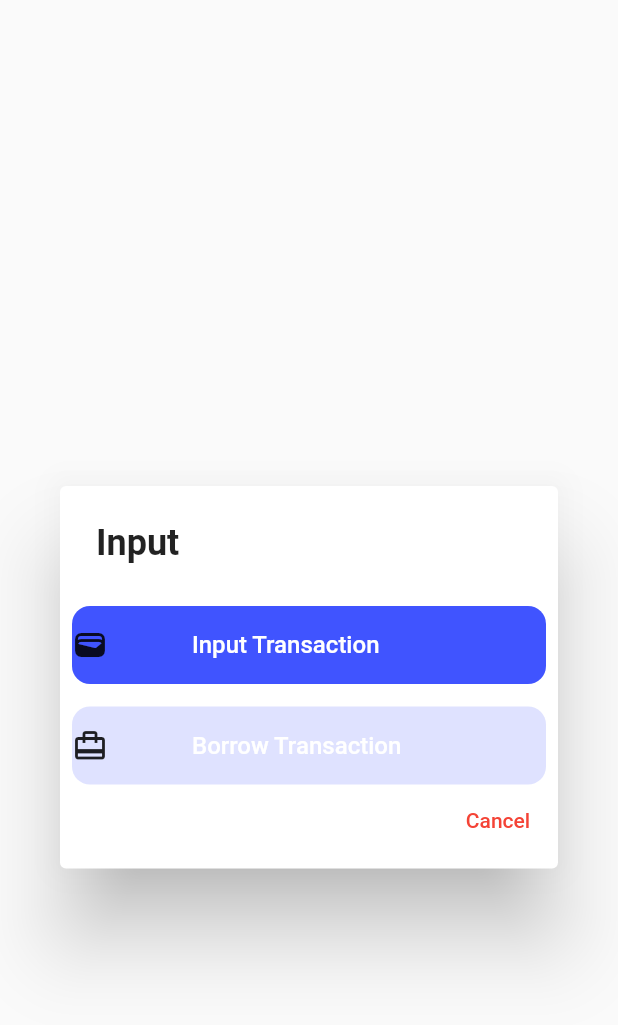
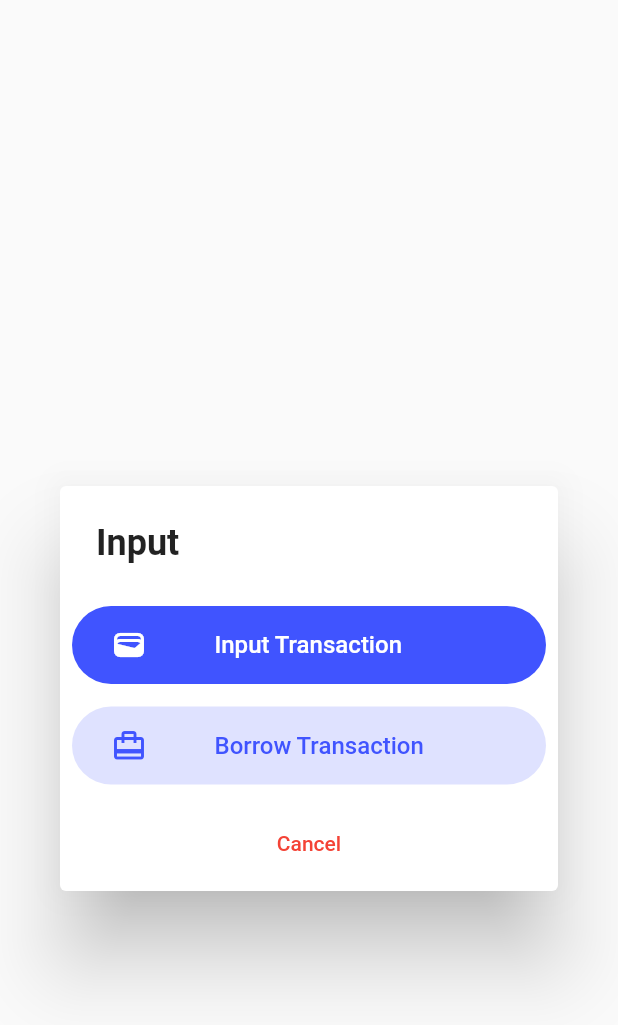
Before and after one commit to PPL-Waffar/iSaveit-flutter, a Flutter app: the Transaction screen opened directly with empty values, on a phone screen of 412 x 824 dp. Shown: the top 1025 px of the screen. Run offline on Flutter 3.47's test engine with Material 2 defaults, Android fonts, the phone set to English and light mode, and no system bars; our stand-ins replace carousel_slider, pie_chart, shared_preferences; accounts and stored records are empty; network calls fail.

Commit message:
[GREEN] Fix the transaction design

```diff
--- a/lib/page/pocket/pocket_details.dart
+++ b/lib/page/pocket/pocket_details.dart
@@ -1,4 +1,4 @@
-// ignore_for_file: prefer_const_constructors, unnecessary_new
+// ignore_for_file: prefer_const_constructors, unnecessary_new, unused_field, prefer_is_empty
 
 import 'package:flutter/material.dart';
 import 'package:isaveit/page/navbar.dart';
@@ -6,9 +6,7 @@ import 'package:isaveit/page/pocket/edit_pocket.dart';
 import 'package:isaveit/models/user.dart';
 import 'dart:convert';
 import 'package:http/http.dart' as http;
-import 'dart:convert';
 import 'dart:async';
-import '../../models/user.dart';
 
 Future<Map<String, dynamic>> fetchGroups(User user, String pocketname) async {
   String url =
@@ -65,6 +63,7 @@ class PocketPage extends State<Pocket> {
   Map<String, dynamic> response = {};
   late Timer _timer;
 
+  @override
   void initState() {
     super.initState();
 
@@ -243,8 +242,7 @@ class PocketPage extends State<Pocket> {
             FutureBuilder(
                 future: _intializeData(),
                 builder: (context, snapshot) {
-                  return Container(
-                      child: Column(children: [
+                  return Column(children: [
                     if (allpocket.length == 0)
                       SizedBox(
                         child: Image.asset('assets/images/empty_wallet.png',
@@ -320,7 +318,7 @@ class PocketPage extends State<Pocket> {
                             ]),
                           ),
                         ),
-                  ]));
+                  ]);
                 }),
 
             // SizedBox(
--- a/lib/page/transactions/transaction.dart
+++ b/lib/page/transactions/transaction.dart
@@ -1,3 +1,5 @@
+// ignore_for_file: prefer_const_constructors, prefer_const_literals_to_create_immutables
+
 import 'package:flutter/material.dart';
 import 'package:isaveit/page/transactions/transaction_form.dart';
 import 'package:isaveit/models/user.dart';
@@ -5,7 +7,7 @@ import 'package:isaveit/models/user.dart';
 // ignore: must_be_immutable
 class Transaction extends StatefulWidget {
   User user;
-  Transaction(this.user,{super.key});
+  Transaction(this.user, {super.key});
 
   @override
   TransactionPage createState() => TransactionPage();
@@ -15,64 +17,105 @@ class TransactionPage extends State<Transaction> {
   @override
   Widget build(BuildContext context) {
     return Scaffold(
-      body :Column(
+      body: Column(
         mainAxisAlignment: MainAxisAlignment.start,
-     children : <Widget>[
+        children: <Widget>[
           const SizedBox(
             height: 300,
           ),
           AlertDialog(
-      title: const Text('Input', style: TextStyle(fontSize: 24, fontWeight: FontWeight.w700),),
+            title: const Text(
+              'Input',
+              style: TextStyle(fontSize: 24, fontWeight: FontWeight.w700),
+            ),
             actions: <Widget>[
-        Container(
+              Center(
+                child: Column(
+                  children: [
+                    SizedBox(
                         height: 52,
                         width: 384,
-          decoration:BoxDecoration(borderRadius: BorderRadius.circular(12), color: const Color(0xff4054FF),),
-          child: Row(
-            children: [
-              const Icon(Icons.wallet_outlined, size: 24,),
-              const SizedBox(width: 40,),
-              ElevatedButton(
+                        child: ElevatedButton(
                           style: ElevatedButton.styleFrom(
-                  backgroundColor: const Color(0xff4054FF),
                               elevation: 0,
-                ),
-              onPressed: () { Navigator.push(
+                              minimumSize: const Size.fromHeight(48),
+                              backgroundColor: Color(0xff4054FF),
+                              shape: RoundedRectangleBorder(
+                                borderRadius: BorderRadius.circular(48),
+                              )),
+                          onPressed: () {
+                            Navigator.push(
                                 context,
                                 MaterialPageRoute(
                                     builder: (context) =>
-                                      CreateTransaction(widget.user)));},
-              child: const Text('Input Transaction', style: TextStyle(fontSize: 16, fontWeight: FontWeight.w500),
-              )
+                                        CreateTransaction(widget.user)));
+                          },
+                          child: Row(children: [
+                            SizedBox(
+                              width: 10,
                             ),
-            ],
+                            Icon(
+                              Icons.wallet_outlined,
+                              size: 24,
+                              color: Colors.white,
+                            ),
+                            SizedBox(
+                              width: 25,
+                            ),
+                            Padding(
+                                padding: EdgeInsets.only(left: 20, right: 20),
+                                child: Text(
+                                  'Input Transaction',
+                                  style: TextStyle(
+                                      fontSize: 16,
+                                      fontWeight: FontWeight.w500,
+                                      color: Colors.white),
+                                ))
+                          ]),
+                        )),
+                    SizedBox(
+                      height: 15,
+                    ),
+                    SizedBox(
+                      height: 52,
+                      width: 384,
+                      child: ElevatedButton(
+                        style: ElevatedButton.styleFrom(
+                            elevation: 0,
+                            minimumSize: const Size.fromHeight(48),
+                            backgroundColor: Color(0xffDFE2FF),
+                            shape: RoundedRectangleBorder(
+                              borderRadius: BorderRadius.circular(48),
+                            )),
+                        onPressed: () {},
+                        child: Row(children: [
+                          SizedBox(
+                            width: 10,
+                          ),
+                          const Icon(
+                            Icons.card_travel,
+                            size: 24,
+                            color: Color(0xff4054FF),
+                          ),
+                          SizedBox(
+                            width: 25,
+                          ),
+                          Padding(
+                              padding: EdgeInsets.only(left: 20, right: 20),
+                              child: Text(
+                                'Borrow Transaction',
+                                style: TextStyle(
+                                    fontSize: 16,
+                                    fontWeight: FontWeight.w500,
+                                    color: Color(0xff4054FF)),
+                              ))
+                        ]),
                       ),
                     ),
-        const SizedBox(height: 15,),
-        Container(
-          height: 52,
-          width: 384,
-          decoration:BoxDecoration(borderRadius: BorderRadius.circular(12), color: const Color(0xffDFE2FF)),
-          child: Row(
-            children: [
-
-              const Icon(Icons.card_travel, size: 24,),
-              const SizedBox(width: 40,),
-              ElevatedButton(
-                 style: ElevatedButton.styleFrom(
-                  backgroundColor: const Color(0xffDFE2FF),
-                  elevation: 0,
-
-                ),
-              onPressed: () {},
-              child: const Text('Borrow Transaction', style: TextStyle(fontSize: 16, fontWeight: FontWeight.w500),
-              )
-              ),
-            ],
-          ),
+                    SizedBox(
+                      height: 15,
                     ),
                     TextButton(
-        // <-- TextButton
                       onPressed: () {
                         Navigator.pop(context);
                       },
@@ -83,7 +126,10 @@ class TransactionPage extends State<Transaction> {
                     ),
                   ],
                 ),
-      ]
+              ),
+            ],
+          ),
+        ],
       ),
     );
   }
--- a/lib/page/transactions/transaction_form.dart
+++ b/lib/page/transactions/transaction_form.dart
@@ -1,3 +1,5 @@
+// ignore_for_file: duplicate_import, no_leading_underscores_for_local_identifiers, avoid_print, unused_field, annotate_overrides, prefer_const_constructors, duplicate_ignore, use_build_context_synchronously
+
 import 'package:flutter/material.dart';
 import 'package:intl/intl.dart';
 import 'package:isaveit/models/user.dart';
```
Also changed, not shown: lib/page/plannedpayment/plannedpayment.dart (+2 -12 lines). Lines whose indentation alone changed are shown as unchanged.
